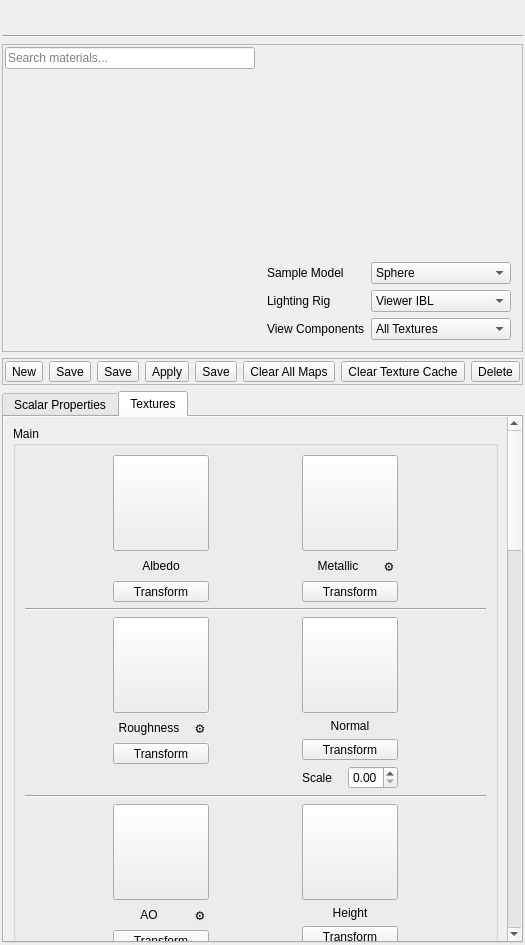
First picture: the form in ui/MaterialPropertiesPanel.ui, repository 01Hub/ModelViewer, before the edit.
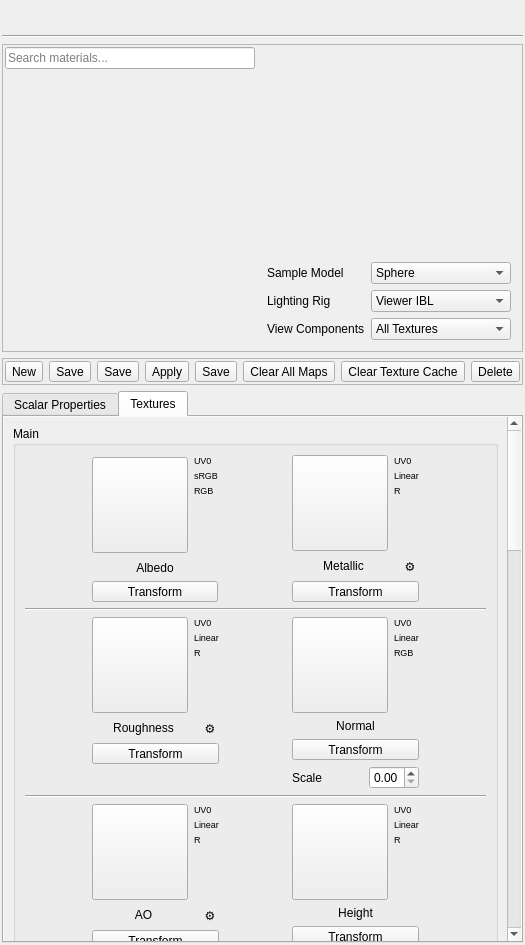
Second picture: the form after the edit. The open tabs and pages were chosen to show the change. Icons and pictures are not drawn. Custom widgets are drawn as their Qt base class.

Commit message:
Improve material preview parity and swatch metadata
Bring the preview swatch shader and widget closer to the main viewer with updated texture orientation, color handling, sheen/transmission improvements, and expanded material support.

Roll out explicit UV/color-space/packing metadata rows across the material properties swatches and wire them in code, including disabled-state styling for inactive textures.

```diff
--- a/ui/MaterialPropertiesPanel.ui
+++ b/ui/MaterialPropertiesPanel.ui
@@ -1750,6 +1750,11 @@
                 <item>
                  <layout class="QVBoxLayout" name="verticalLayout">
                   <item>
+                   <layout class="QHBoxLayout" name="horizontalLayoutAlbedoPreview">
+                    <property name="spacing">
+                     <number>6</number>
+                    </property>
+                    <item>
                    <widget class="QPushButton" name="btnAlbedoTex">
                     <property name="minimumSize">
                      <size>
@@ -1781,6 +1786,64 @@
                    </widget>
                   </item>
                   <item>
+                     <layout class="QVBoxLayout" name="verticalLayoutAlbedoMeta">
+                      <property name="spacing">
+                       <number>4</number>
+                      </property>
+                      <item>
+                       <widget class="QLabel" name="lblAlbedoMetaUV">
+                       <property name="font">
+                         <font>
+                          <pointsize>7</pointsize>
+                         </font>
+                        </property>
+                        <property name="text">
+                         <string>UV0</string>
+                        </property>
+                       </widget>
+                      </item>
+                      <item>
+                       <widget class="QLabel" name="lblAlbedoMetaColorSpace">
+                       <property name="font">
+                         <font>
+                          <pointsize>7</pointsize>
+                         </font>
+                        </property>
+                        <property name="text">
+                         <string>sRGB</string>
+                        </property>
+                       </widget>
+                      </item>
+                      <item>
+                       <widget class="QLabel" name="lblAlbedoMetaPacking">
+                       <property name="font">
+                         <font>
+                          <pointsize>7</pointsize>
+                         </font>
+                        </property>
+                        <property name="text">
+                         <string>RGB</string>
+                        </property>
+                       </widget>
+                      </item>
+                      <item>
+                       <spacer name="verticalSpacerAlbedoMeta">
+                        <property name="orientation">
+                         <enum>Qt::Orientation::Vertical</enum>
+                        </property>
+                        <property name="sizeHint" stdset="0">
+                         <size>
+                          <width>20</width>
+                          <height>40</height>
+                         </size>
+                        </property>
+                       </spacer>
+                      </item>
+                     </layout>
+                    </item>
+                   </layout>
+                  </item>
+                  <item>
                    <widget class="QLabel" name="lblAlbedoTex">
                     <property name="text">
                      <string>Albedo</string>
@@ -1821,6 +1884,11 @@
                 <item>
                  <layout class="QVBoxLayout" name="verticalLayout_2">
                   <item>
+                   <layout class="QHBoxLayout" name="horizontalLayoutMetallicPreview">
+                    <property name="spacing">
+                     <number>6</number>
+                    </property>
+                    <item>
                    <widget class="QPushButton" name="btnMetallicTex">
                     <property name="minimumSize">
                      <size>
@@ -1852,6 +1920,64 @@
                    </widget>
                   </item>
                   <item>
+                     <layout class="QVBoxLayout" name="verticalLayoutMetallicMeta">
+                      <property name="spacing">
+                       <number>4</number>
+                      </property>
+                      <item>
+                       <widget class="QLabel" name="lblMetallicMetaUV">
+                        <property name="font">
+                         <font>
+                          <pointsize>7</pointsize>
+                         </font>
+                        </property>
+                        <property name="text">
+                         <string>UV0</string>
+                        </property>
+                       </widget>
+                      </item>
+                      <item>
+                       <widget class="QLabel" name="lblMetallicMetaColorSpace">
+                        <property name="font">
+                         <font>
+                          <pointsize>7</pointsize>
+                         </font>
+                        </property>
+                        <property name="text">
+                         <string>Linear</string>
+                        </property>
+                       </widget>
+                      </item>
+                      <item>
+                       <widget class="QLabel" name="lblMetallicMetaPacking">
+                        <property name="font">
+                         <font>
+                          <pointsize>7</pointsize>
+                         </font>
+                        </property>
+                        <property name="text">
+                         <string>R</string>
+                        </property>
+                       </widget>
+                      </item>
+                      <item>
+                       <spacer name="verticalSpacerMetallicMeta">
+                        <property name="orientation">
+                         <enum>Qt::Orientation::Vertical</enum>
+                        </property>
+                        <property name="sizeHint" stdset="0">
+                         <size>
+                          <width>20</width>
+                          <height>40</height>
+                         </size>
+                        </property>
+                       </spacer>
+                      </item>
+                     </layout>
+                    </item>
+                   </layout>
+                  </item>
+                  <item>
                    <layout class="QHBoxLayout" name="horizontalLayout_10">
                     <item>
                      <widget class="QLabel" name="lblMetallic">
@@ -1945,6 +2071,11 @@
                 <item>
                  <layout class="QVBoxLayout" name="verticalLayout_8">
                   <item>
+                   <layout class="QHBoxLayout" name="horizontalLayoutAOPreview">
+                    <property name="spacing">
+                     <number>6</number>
+                    </property>
+                    <item>
                    <widget class="QPushButton" name="btnAOTex">
                     <property name="minimumSize">
                      <size>
@@ -1976,6 +2107,64 @@
                    </widget>
                   </item>
                   <item>
+                     <layout class="QVBoxLayout" name="verticalLayoutAOMeta">
+                      <property name="spacing">
+                       <number>4</number>
+                      </property>
+                      <item>
+                       <widget class="QLabel" name="lblAOMetaUV">
+                        <property name="font">
+                         <font>
+                          <pointsize>7</pointsize>
+                         </font>
+                        </property>
+                        <property name="text">
+                         <string>UV0</string>
+                        </property>
+                       </widget>
+                      </item>
+                      <item>
+                       <widget class="QLabel" name="lblAOMetaColorSpace">
+                        <property name="font">
+                         <font>
+                          <pointsize>7</pointsize>
+                         </font>
+                        </property>
+                        <property name="text">
+                         <string>Linear</string>
+                        </property>
+                       </widget>
+                      </item>
+                      <item>
+                       <widget class="QLabel" name="lblAOMetaPacking">
+                        <property name="font">
+                         <font>
+                          <pointsize>7</pointsize>
+                         </font>
+                        </property>
+                        <property name="text">
+                         <string>R</string>
+                        </property>
+                       </widget>
+                      </item>
+                      <item>
+                       <spacer name="verticalSpacerAOMeta">
+                        <property name="orientation">
+                         <enum>Qt::Orientation::Vertical</enum>
+                        </property>
+                        <property name="sizeHint" stdset="0">
+                         <size>
+                          <width>20</width>
+                          <height>40</height>
+                         </size>
+                        </property>
+                       </spacer>
+                      </item>
+                     </layout>
+                    </item>
+                   </layout>
+                  </item>
+                  <item>
                    <layout class="QHBoxLayout" name="horizontalLayout_8">
                     <item>
                      <widget class="QLabel" name="lblAO">
@@ -2058,6 +2247,11 @@
                 <item>
                  <layout class="QVBoxLayout" name="verticalLayout_9">
                   <item>
+                   <layout class="QHBoxLayout" name="horizontalLayoutHeightPreview">
+                    <property name="spacing">
+                     <number>6</number>
+                    </property>
+                    <item>
                    <widget class="QPushButton" name="btnHeightTex">
                     <property name="minimumSize">
                      <size>
@@ -2089,6 +2283,64 @@
                    </widget>
                   </item>
                   <item>
+                     <layout class="QVBoxLayout" name="verticalLayoutHeightMeta">
+                      <property name="spacing">
+                       <number>4</number>
+                      </property>
+                      <item>
+                       <widget class="QLabel" name="lblHeightMetaUV">
+                        <property name="font">
+                         <font>
+                          <pointsize>7</pointsize>
+                         </font>
+                        </property>
+                        <property name="text">
+                         <string>UV0</string>
+                        </property>
+                       </widget>
+                      </item>
+                      <item>
+                       <widget class="QLabel" name="lblHeightMetaColorSpace">
+                        <property name="font">
+                         <font>
+                          <pointsize>7</pointsize>
+                         </font>
+                        </property>
+                        <property name="text">
+                         <string>Linear</string>
+                        </property>
+                       </widget>
+                      </item>
+                      <item>
+                       <widget class="QLabel" name="lblHeightMetaPacking">
+                        <property name="font">
+                         <font>
+                          <pointsize>7</pointsize>
+                         </font>
+                        </property>
+                        <property name="text">
+                         <string>R</string>
+                        </property>
+                       </widget>
+                      </item>
+                      <item>
+                       <spacer name="verticalSpacerHeightMeta">
+                        <property name="orientation">
+                         <enum>Qt::Orientation::Vertical</enum>
+                        </property>
+                        <property name="sizeHint" stdset="0">
+                         <size>
+                          <width>20</width>
+                          <height>40</height>
+                         </size>
+                        </property>
+                       </spacer>
+                      </item>
+                     </layout>
+                    </item>
+                   </layout>
+                  </item>
+                  <item>
                    <widget class="QLabel" name="lblHeight">
                     <property name="text">
                      <string>Height</string>
@@ -2167,6 +2419,11 @@
                 <item>
                  <layout class="QVBoxLayout" name="verticalLayout_3">
                   <item>
+                   <layout class="QHBoxLayout" name="horizontalLayoutRoughnessPreview">
+                    <property name="spacing">
+                     <number>6</number>
+                    </property>
+                    <item>
                    <widget class="QPushButton" name="btnRoughnessTex">
                     <property name="minimumSize">
                      <size>
@@ -2198,6 +2455,64 @@
                    </widget>
                   </item>
                   <item>
+                     <layout class="QVBoxLayout" name="verticalLayoutRoughnessMeta">
+                      <property name="spacing">
+                       <number>4</number>
+                      </property>
+                      <item>
+                       <widget class="QLabel" name="lblRoughnessMetaUV">
+                        <property name="font">
+                         <font>
+                          <pointsize>7</pointsize>
+                         </font>
+                        </property>
+                        <property name="text">
+                         <string>UV0</string>
+                        </property>
+                       </widget>
+                      </item>
+                      <item>
+                       <widget class="QLabel" name="lblRoughnessMetaColorSpace">
+                        <property name="font">
+                         <font>
+                          <pointsize>7</pointsize>
+                         </font>
+                        </property>
+                        <property name="text">
+                         <string>Linear</string>
+                        </property>
+                       </widget>
+                      </item>
+                      <item>
+                       <widget class="QLabel" name="lblRoughnessMetaPacking">
+                        <property name="font">
+                         <font>
+                          <pointsize>7</pointsize>
+                         </font>
+                        </property>
+                        <property name="text">
+                         <string>R</string>
+                        </property>
+                       </widget>
+                      </item>
+                      <item>
+                       <spacer name="verticalSpacerRoughnessMeta">
+                        <property name="orientation">
+                         <enum>Qt::Orientation::Vertical</enum>
+                        </property>
+                        <property name="sizeHint" stdset="0">
+                         <size>
+                          <width>20</width>
+                          <height>40</height>
+                         </size>
+                        </property>
+                       </spacer>
+                      </item>
+                     </layout>
+                    </item>
+                   </layout>
+                  </item>
+                  <item>
                    <layout class="QHBoxLayout" name="horizontalLayout_2">
                     <item>
                      <widget class="QLabel" name="lblRoughnessTex">
@@ -2284,6 +2599,11 @@
                 <item>
                  <layout class="QVBoxLayout" name="verticalLayout_4">
                   <item>
+                   <layout class="QHBoxLayout" name="horizontalLayoutNormalPreview">
+                    <property name="spacing">
+                     <number>6</number>
+                    </property>
+                    <item>
                    <widget class="QPushButton" name="btnNormalTex">
                     <property name="minimumSize">
                      <size>
@@ -2315,6 +2635,64 @@
                    </widget>
                   </item>
                   <item>
+                     <layout class="QVBoxLayout" name="verticalLayoutNormalMeta">
+                      <property name="spacing">
+                       <number>4</number>
+                      </property>
+                      <item>
+                       <widget class="QLabel" name="lblNormalMetaUV">
+                        <property name="font">
+                         <font>
+                          <pointsize>7</pointsize>
+                         </font>
+                        </property>
+                        <property name="text">
+                         <string>UV0</string>
+                        </property>
+                       </widget>
+                      </item>
+                      <item>
+                       <widget class="QLabel" name="lblNormalMetaColorSpace">
+                        <property name="font">
+                         <font>
+                          <pointsize>7</pointsize>
+                         </font>
+                        </property>
+                        <property name="text">
+                         <string>Linear</string>
+                        </property>
+                       </widget>
+                      </item>
+                      <item>
+                       <widget class="QLabel" name="lblNormalMetaPacking">
+                        <property name="font">
+                         <font>
+                          <pointsize>7</pointsize>
+                         </font>
+                        </property>
+                        <property name="text">
+                         <string>RGB</string>
+                        </property>
+                       </widget>
+                      </item>
+                      <item>
+                       <spacer name="verticalSpacerNormalMeta">
+                        <property name="orientation">
+                         <enum>Qt::Orientation::Vertical</enum>
+                        </property>
+                        <property name="sizeHint" stdset="0">
+                         <size>
+                          <width>20</width>
+                          <height>40</height>
+                         </size>
+                        </property>
+                       </spacer>
+                      </item>
+                     </layout>
+                    </item>
+                   </layout>
+                  </item>
+                  <item>
                    <widget class="QLabel" name="lblNormal">
                     <property name="text">
                      <string>Normal</string>
```
Left out of the diff: 1071 changed lines with no effect on the pictures. Lines whose indentation alone changed are shown as unchanged. The commit also changes 7 other files.
